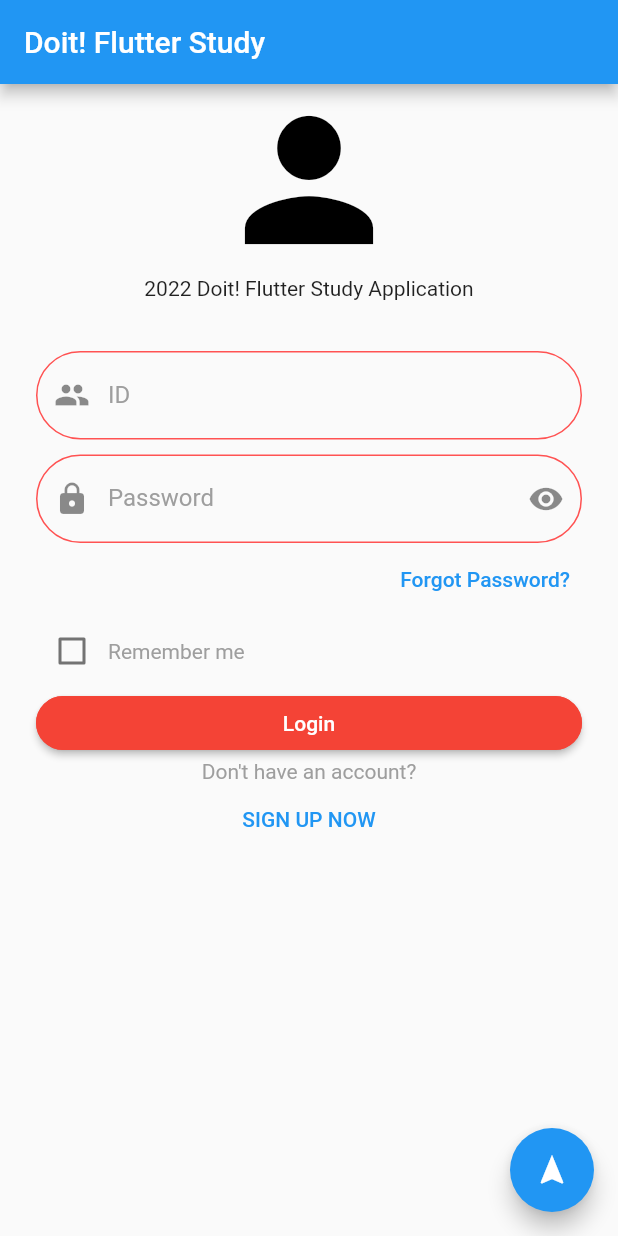
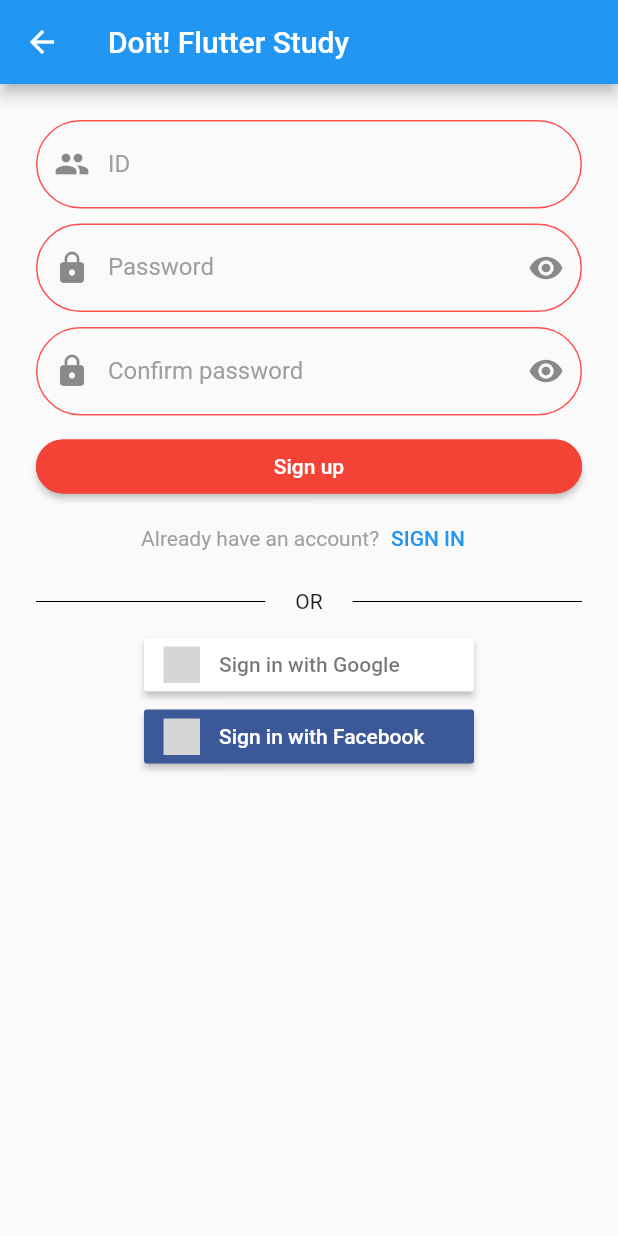
Before and after one commit to Do-iT-Flutter-Study/Examples, a Flutter app: the screen it shows after launch, after a tap on "SIGN UP NOW", on a phone screen of 412 x 824 dp. Run offline on Flutter 3.47's test engine with Material 2 defaults, Android fonts, the phone set to English and light mode, and no system bars; our stand-ins replace flutter_signin_button; grey boxes are pictures that could not be loaded.

Commit message:
Add sign up screen

```diff
--- a/lib/Screen/loginScreen.dart
+++ b/lib/Screen/loginScreen.dart
@@ -1,5 +1,8 @@
 import 'package:flutter/material.dart';
+import 'package:flutter_signin_button/flutter_signin_button.dart';
+
 import './homeScreen.dart';
+import './signUpScreen.dart';
 
 void main() {
   runApp(const MyApp());
@@ -65,11 +68,13 @@ class _MyHomePageState extends State<MyHomePage> {
                         labelStyle: TextStyle(color: Colors.grey),
                         focusedBorder: OutlineInputBorder(
                           borderRadius: BorderRadius.all(Radius.circular(32.0)),
-                          borderSide: BorderSide(width: 1, color: Colors.redAccent),
+                          borderSide:
+                              BorderSide(width: 1, color: Colors.redAccent),
                         ),
                         enabledBorder: OutlineInputBorder(
                           borderRadius: BorderRadius.all(Radius.circular(32.0)),
-                          borderSide: BorderSide(width: 1, color: Colors.redAccent),
+                          borderSide:
+                              BorderSide(width: 1, color: Colors.redAccent),
                         ),
                         border: OutlineInputBorder(
                           borderRadius: BorderRadius.all(Radius.circular(32.0)),
@@ -83,23 +88,26 @@ class _MyHomePageState extends State<MyHomePage> {
                     decoration: InputDecoration(
                       prefixIcon: Icon(Icons.lock),
                       suffixIcon: IconButton(
-                        icon: Icon(
-                          _isObscure ? Icons.visibility : Icons.visibility_off),
-                        onPressed: (){
+                          icon: Icon(_isObscure
+                              ? Icons.visibility
+                              : Icons.visibility_off),
+                          onPressed: () {
                             setState(() {
                               _isObscure = !_isObscure;
                             });
                           }),
                       labelText: 'Password',
-                      hintText: "Enter your Password",
+                      hintText: "Enter your password",
                       labelStyle: TextStyle(color: Colors.grey),
                       focusedBorder: OutlineInputBorder(
                         borderRadius: BorderRadius.all(Radius.circular(32.0)),
-                        borderSide: BorderSide(width: 1, color: Colors.redAccent),
+                        borderSide:
+                            BorderSide(width: 1, color: Colors.redAccent),
                       ),
                       enabledBorder: OutlineInputBorder(
                         borderRadius: BorderRadius.all(Radius.circular(32.0)),
-                        borderSide: BorderSide(width: 1, color: Colors.redAccent),
+                        borderSide:
+                            BorderSide(width: 1, color: Colors.redAccent),
                       ),
                       border: OutlineInputBorder(
                         borderRadius: BorderRadius.all(Radius.circular(32.0)),
@@ -114,8 +122,7 @@ class _MyHomePageState extends State<MyHomePage> {
                           onPressed: () {},
                           child: Text("Forgot Password?"),
                         )
-                      ]
-                  ),
+                      ]),
                   Row(
                       mainAxisAlignment: MainAxisAlignment.start,
                       children: <Widget>[
@@ -131,32 +138,43 @@ class _MyHomePageState extends State<MyHomePage> {
                           "Remember me",
                           style: TextStyle(color: Colors.grey),
                         ),
-                      ]
-                  ),
+                      ]),
                   SizedBox(
                       width: double.infinity,
                       child: ElevatedButton(
                         onPressed: () {},
                         style: ButtonStyle(
-                      backgroundColor: MaterialStateProperty.all(Colors.red),
-                      foregroundColor: MaterialStateProperty.all(Colors.white),
-                      shape: MaterialStateProperty.all<RoundedRectangleBorder>(
+                            backgroundColor:
+                                MaterialStateProperty.all(Colors.red),
+                            foregroundColor:
+                                MaterialStateProperty.all(Colors.white),
+                            shape: MaterialStateProperty.all<
+                                    RoundedRectangleBorder>(
                                 RoundedRectangleBorder(
-                          borderRadius: BorderRadius.all(Radius.circular(32.0)),
-                          side: BorderSide(color: Colors.red)
-                        )
-                      )
-                    ),
+                                    borderRadius:
+                                        BorderRadius.all(Radius.circular(32.0)),
+                                    side: BorderSide(color: Colors.red)))),
                         child: Text("Login"),
                       )),
+                  Row(
+                      mainAxisAlignment: MainAxisAlignment.center,
+                      children: <Widget>[
                         Text(
                           "Don't have an account?",
                           style: TextStyle(color: Colors.grey),
                         ),
                         TextButton(
-                    onPressed: () {},
+                          onPressed: () {
+                            Navigator.push(
+                              context,
+                              MaterialPageRoute(
+                                  builder: (context) =>
+                                      SignUpScreen(title: widget.title)),
+                            );
+                          },
                           child: Text("SIGN UP NOW"),
                         ),
+                      ]),
                 ],
               ),
             ),
@@ -167,7 +185,8 @@ class _MyHomePageState extends State<MyHomePage> {
         onPressed: () {
           Navigator.push(
             context,
-            MaterialPageRoute(builder: (context) => HomeScreen(title: widget.title)),
+            MaterialPageRoute(
+                builder: (context) => HomeScreen(title: widget.title)),
           );
         },
         child: Icon(Icons.navigation),
--- /dev/null
+++ b/lib/Screen/signUpScreen.dart
@@ -0,0 +1,204 @@
+import 'package:flutter/material.dart';
+import 'package:flutter_signin_button/flutter_signin_button.dart';
+
+class SignUpScreen extends StatefulWidget {
+  const SignUpScreen({Key? key, required this.title}) : super(key: key);
+
+  final String title;
+
+  @override
+  State<SignUpScreen> createState() => _SignUpScreenState();
+}
+
+class _SignUpScreenState extends State<SignUpScreen> {
+  bool _isObscure = true;
+  bool? _isChecked = false;
+
+  @override
+  Widget build(BuildContext context) {
+    return DefaultTabController(
+        length: 4,
+        child: Scaffold(
+          appBar: AppBar(
+            title: Text(widget.title),
+          ),
+          body: SingleChildScrollView(
+            scrollDirection: Axis.vertical,
+            child: Column(
+              children: <Widget>[
+                Padding(
+                  padding: EdgeInsets.all(24),
+                  child: Column(
+                    mainAxisAlignment: MainAxisAlignment.center,
+                    children: <Widget>[
+                      TextField(
+                        decoration: InputDecoration(
+                          prefixIcon: Icon(Icons.people),
+                          labelText: 'ID',
+                          hintText: "Enter your ID",
+                          labelStyle: TextStyle(color: Colors.grey),
+                          focusedBorder: OutlineInputBorder(
+                            borderRadius:
+                                BorderRadius.all(Radius.circular(32.0)),
+                            borderSide:
+                                BorderSide(width: 1, color: Colors.redAccent),
+                          ),
+                          enabledBorder: OutlineInputBorder(
+                            borderRadius:
+                                BorderRadius.all(Radius.circular(32.0)),
+                            borderSide:
+                                BorderSide(width: 1, color: Colors.redAccent),
+                          ),
+                          border: OutlineInputBorder(
+                            borderRadius:
+                                BorderRadius.all(Radius.circular(32.0)),
+                          ),
+                        ),
+                        keyboardType: TextInputType.emailAddress,
+                      ),
+                      SizedBox(
+                        height: 10,
+                      ),
+                      TextField(
+                        obscureText: _isObscure,
+                        decoration: InputDecoration(
+                          prefixIcon: Icon(Icons.lock),
+                          suffixIcon: IconButton(
+                              icon: Icon(_isObscure
+                                  ? Icons.visibility
+                                  : Icons.visibility_off),
+                              onPressed: () {
+                                setState(() {
+                                  _isObscure = !_isObscure;
+                                });
+                              }),
+                          labelText: 'Password',
+                          hintText: "Enter your password",
+                          labelStyle: TextStyle(color: Colors.grey),
+                          focusedBorder: OutlineInputBorder(
+                            borderRadius:
+                                BorderRadius.all(Radius.circular(32.0)),
+                            borderSide:
+                                BorderSide(width: 1, color: Colors.redAccent),
+                          ),
+                          enabledBorder: OutlineInputBorder(
+                            borderRadius:
+                                BorderRadius.all(Radius.circular(32.0)),
+                            borderSide:
+                                BorderSide(width: 1, color: Colors.redAccent),
+                          ),
+                          border: OutlineInputBorder(
+                            borderRadius:
+                                BorderRadius.all(Radius.circular(32.0)),
+                          ),
+                        ),
+                        keyboardType: TextInputType.emailAddress,
+                      ),
+                      SizedBox(
+                        height: 10,
+                      ),
+                      TextField(
+                        obscureText: _isObscure,
+                        decoration: InputDecoration(
+                          prefixIcon: Icon(Icons.lock),
+                          suffixIcon: IconButton(
+                              icon: Icon(_isObscure
+                                  ? Icons.visibility
+                                  : Icons.visibility_off),
+                              onPressed: () {
+                                setState(() {
+                                  _isObscure = !_isObscure;
+                                });
+                              }),
+                          labelText: 'Confirm password',
+                          hintText: "Enter your password",
+                          labelStyle: TextStyle(color: Colors.grey),
+                          focusedBorder: OutlineInputBorder(
+                            borderRadius:
+                                BorderRadius.all(Radius.circular(32.0)),
+                            borderSide:
+                                BorderSide(width: 1, color: Colors.redAccent),
+                          ),
+                          enabledBorder: OutlineInputBorder(
+                            borderRadius:
+                                BorderRadius.all(Radius.circular(32.0)),
+                            borderSide:
+                                BorderSide(width: 1, color: Colors.redAccent),
+                          ),
+                          border: OutlineInputBorder(
+                            borderRadius:
+                                BorderRadius.all(Radius.circular(32.0)),
+                          ),
+                        ),
+                        keyboardType: TextInputType.emailAddress,
+                      ),
+                      SizedBox(
+                        height: 10,
+                      ),
+                      SizedBox(
+                          width: double.infinity,
+                          child: ElevatedButton(
+                            onPressed: () {},
+                            style: ButtonStyle(
+                                backgroundColor:
+                                    MaterialStateProperty.all(Colors.red),
+                                foregroundColor:
+                                    MaterialStateProperty.all(Colors.white),
+                                shape: MaterialStateProperty.all<
+                                        RoundedRectangleBorder>(
+                                    RoundedRectangleBorder(
+                                        borderRadius: BorderRadius.all(
+                                            Radius.circular(32.0)),
+                                        side: BorderSide(color: Colors.red)))),
+                            child: Text("Sign up"),
+                          )),
+                      Row(
+                          mainAxisAlignment: MainAxisAlignment.center,
+                          children: <Widget>[
+                            Text(
+                              "Already have an account?",
+                              style: TextStyle(color: Colors.grey),
+                            ),
+                            TextButton(
+                              onPressed: () {
+                                Navigator.pop(context);
+                              },
+                              child: Text("SIGN IN"),
+                            ),
+                          ]),
+                      Row(children: <Widget>[
+                        Expanded(
+                          child: Container(
+                              margin: EdgeInsets.only(left:  0, right: 20.0),
+                              child: Divider(
+                                color: Colors.black,
+                                height: 36,
+                              )),
+                        ),
+                        Text("OR"),
+                        Expanded(
+                          child: Container(
+                              margin: EdgeInsets.only(left: 20.0, right: 0),
+                              child: Divider(
+                                color: Colors.black,
+                                height: 36,
+                              )),
+                        ),
+                      ]),
+                      SignInButton(
+                        Buttons.Google,
+                        onPressed: () {},
+                      ),
+                      SignInButton(
+                        Buttons.Facebook,
+                        onPressed: () {},
+                      )
+                    ],
+                  ),
+                ),
+              ],
+            ),
+          ),
+        ));
+  }
+}
--- a/pubspec.yaml
+++ b/pubspec.yaml
@@ -35,6 +35,8 @@ dependencies:
   # Use with the CupertinoIcons class for iOS style icons.
   cupertino_icons: ^1.0.2
   intl: ^0.17.0
+  google_sign_in: ^5.2.1
+  flutter_signin_button: ^2.0.0
 
 dev_dependencies:
   flutter_test:
```
Also changed, not shown: pubspec.lock. Lines whose indentation alone changed are shown as unchanged.
